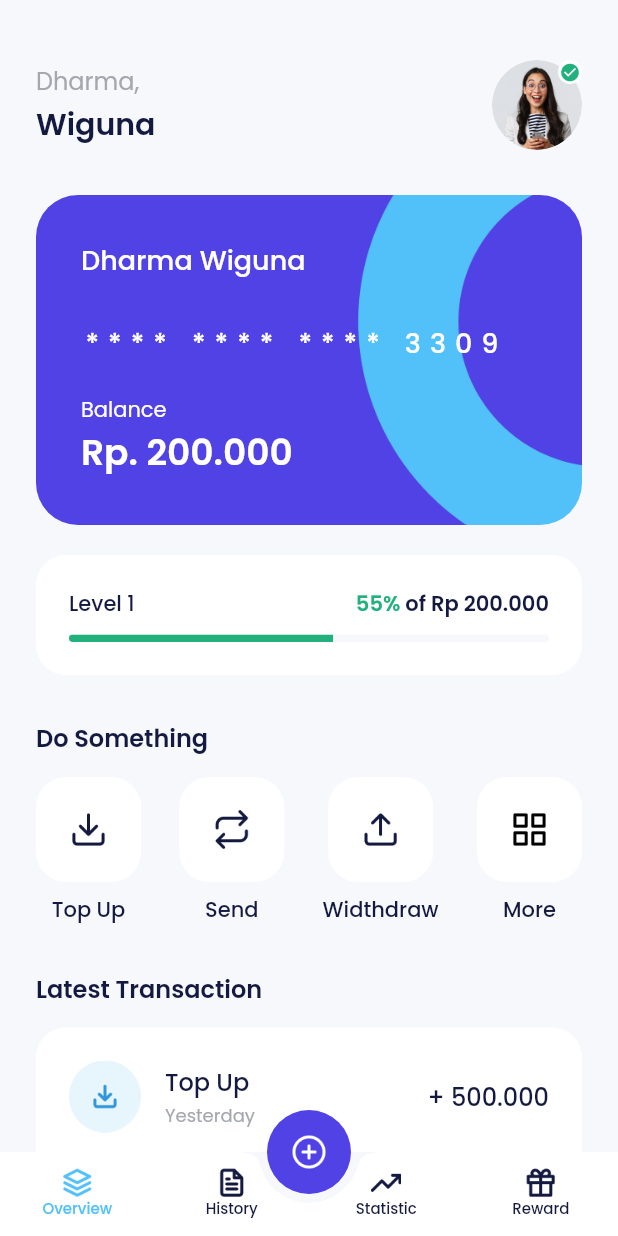
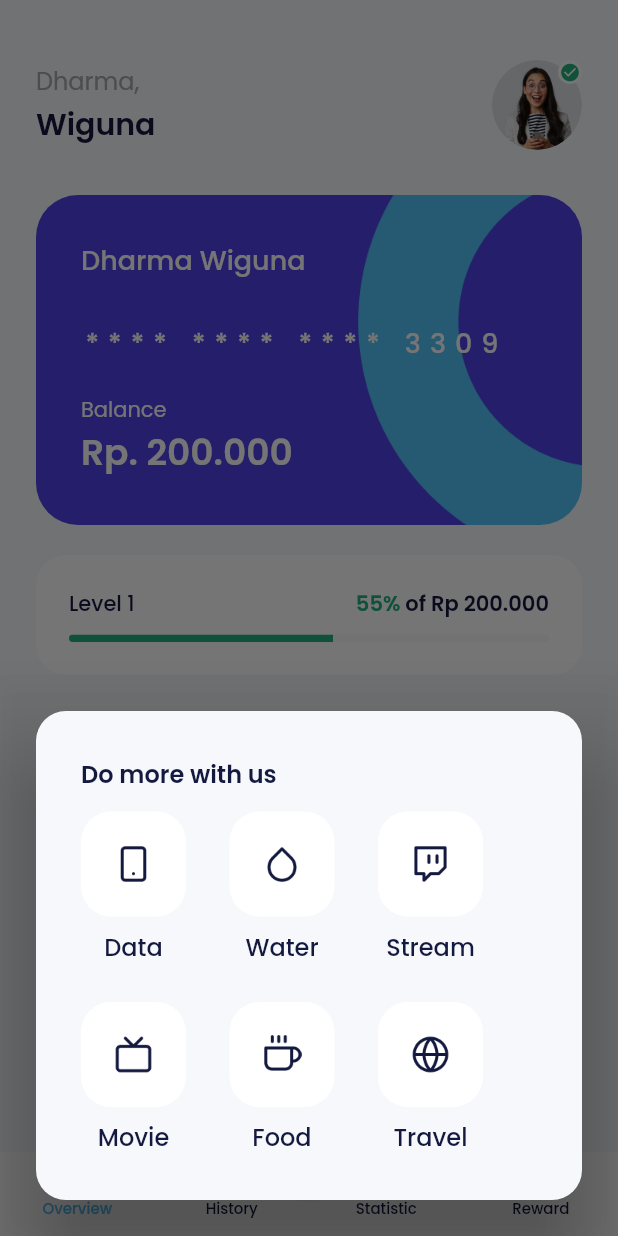
Before and after one commit to dharmawiguna/my_pocket, a Flutter app: the HomePage screen opened by its route, after a tap on "More", on a phone screen of 412 x 824 dp. Run offline on Flutter 3.47's test engine with Material 2 defaults, Android fonts, the phone set to English and light mode, and no system bars; our stand-ins replace carousel_slider, google_fonts.

Commit message:
slicing data package

```diff
--- a/lib/main.dart
+++ b/lib/main.dart
@@ -1,5 +1,8 @@
 import "package:flutter/material.dart";
 import 'package:my_pocket/shared/theme.dart';
+import 'package:my_pocket/ui/pages/data_package_page.dart';
+import 'package:my_pocket/ui/pages/data_provider_page.dart';
+import 'package:my_pocket/ui/pages/data_success_page.dart';
 import 'package:my_pocket/ui/pages/home_page.dart';
 import 'package:my_pocket/ui/pages/onBoardingPage.dart';
 import 'package:my_pocket/ui/pages/pin_page.dart';
@@ -63,6 +66,9 @@ class MyApp extends StatelessWidget {
         '/transfer': (context) => const TransferPage(),
         '/transfer-amount': (context) => const TransferAmountPage(),
         '/transfer-success': (context) => const TransferSuccessPage(),
+        '/data-provider': (context) => const DataProviderPage(),
+        '/data-package': (context) => const DataPackagePage(),
+        '/data-package-success': (context) => const DataPackageSuccessPage(),
       },
     );
   }
--- a/lib/ui/pages/home_page.dart
+++ b/lib/ui/pages/home_page.dart
@@ -300,7 +300,12 @@ class HomePage extends StatelessWidget {
               HomeServiceItem(
                 iconUrl: 'assets/icon_more.png',
                 title: "More",
-                onTap: () {},
+                onTap: () {
+                  showDialog(
+                    context: context,
+                    builder: (context) => const MoreDialog(),
+                  );
+                },
               ),
             ],
           )
@@ -457,3 +462,78 @@ class HomePage extends StatelessWidget {
     );
   }
 }
+
+class MoreDialog extends StatelessWidget {
+  const MoreDialog({super.key});
+
+  @override
+  Widget build(BuildContext context) {
+    return AlertDialog(
+      backgroundColor: Colors.transparent,
+      insetPadding: EdgeInsets.zero,
+      alignment: Alignment.bottomCenter,
+      content: Container(
+        height: 326,
+        width: MediaQuery.of(context).size.width,
+        padding: const EdgeInsets.all(30),
+        decoration: BoxDecoration(
+          borderRadius: BorderRadius.circular(20),
+          color: lightBackgroundColor,
+        ),
+        child: Column(
+          crossAxisAlignment: CrossAxisAlignment.start,
+          children: [
+            Text(
+              "Do more with us",
+              style: blackTextStyle.copyWith(
+                fontSize: 16,
+                fontWeight: semiBold,
+              ),
+            ),
+            const SizedBox(
+              height: 13,
+            ),
+            Wrap(
+              spacing: 29,
+              runSpacing: 25,
+              children: [
+                HomeServiceItem(
+                  iconUrl: 'assets/icon_product_data.png',
+                  title: "Data",
+                  onTap: () {
+                    Navigator.pushNamed(context, '/data-provider');
+                  },
+                ),
+                HomeServiceItem(
+                  iconUrl: 'assets/icon_product_water.png',
+                  title: "Water",
+                  onTap: () {},
+                ),
+                HomeServiceItem(
+                  iconUrl: 'assets/icon_product_stream.png',
+                  title: "Stream",
+                  onTap: () {},
+                ),
+                HomeServiceItem(
+                  iconUrl: 'assets/icon_product_movie.png',
+                  title: "Movie",
+                  onTap: () {},
+                ),
+                HomeServiceItem(
+                  iconUrl: 'assets/icon_product_food.png',
+                  title: "Food",
+                  onTap: () {},
+                ),
+                HomeServiceItem(
+                  iconUrl: 'assets/icon_product_travel.png',
+                  title: "Travel",
+                  onTap: () {},
+                ),
+              ],
+            )
+          ],
+        ),
+      ),
+    );
+  }
+}
```
Also changed, not shown: lib/ui/pages/data_package_page.dart (added, +91 -0 lines), lib/ui/pages/data_provider_page.dart (added, +110 -0 lines), lib/ui/pages/data_success_page.dart (added, +48 -0 lines), lib/ui/widget/data_provider_item.dart (added, +63 -0 lines), lib/ui/widget/package_item.dart (added, +59 -0 lines).
